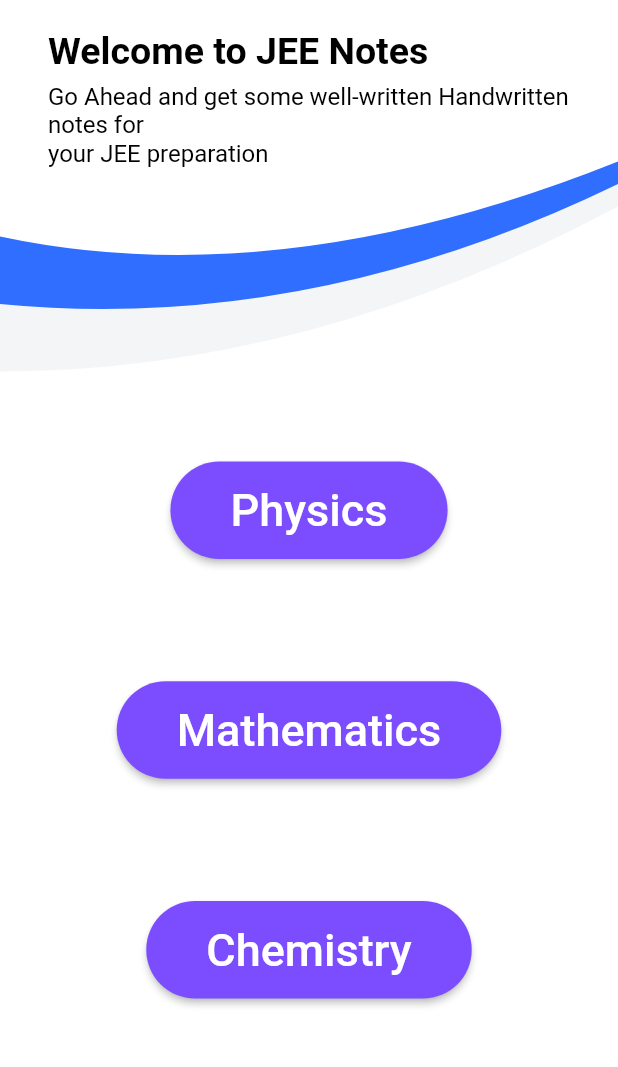
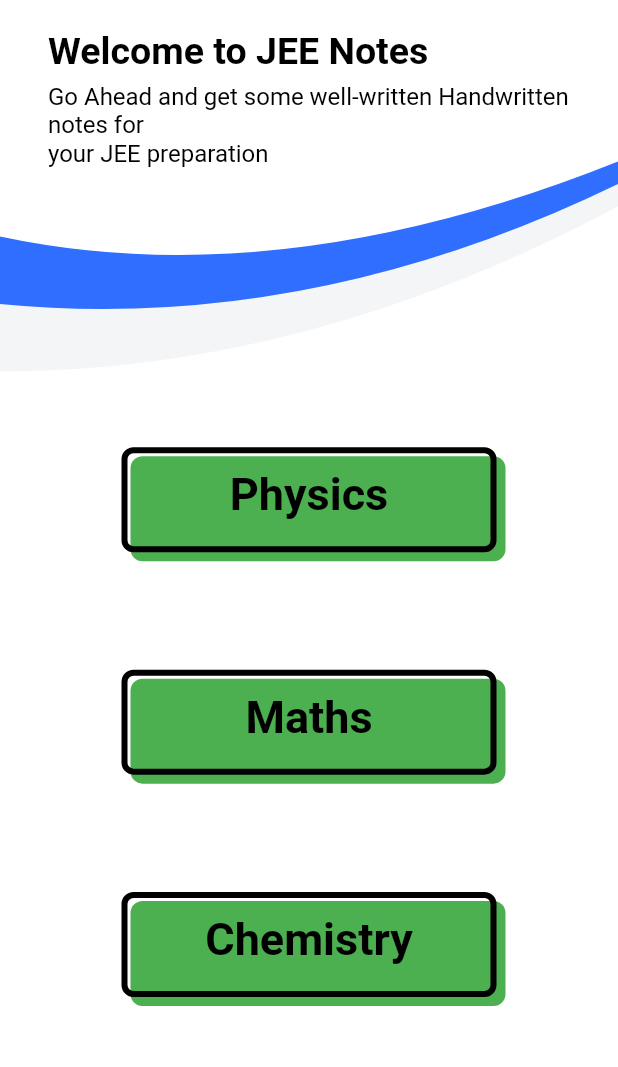
Before and after one commit to NKumar141/Flutter-MaxeffApp, a Flutter app: the screen it shows after launch, on a phone screen of 412 x 824 dp, the part 161-1228 px from its top. Run offline on Flutter 3.47's test engine with Material 2 defaults, Android fonts, the light colour scheme and no system bars; our stand-ins replace font_awesome_flutter.

Commit message:
latest version

```diff
--- a/lib/info.dart
+++ b/lib/info.dart
@@ -1,4 +1,5 @@
 import 'package:flutter/material.dart';
+import 'package:font_awesome_flutter/font_awesome_flutter.dart';
 
 class InfoCard extends StatelessWidget {
   // the values we need
@@ -18,9 +19,10 @@ class InfoCard extends StatelessWidget {
         color: Colors.white,
         margin: EdgeInsets.symmetric(vertical: 10, horizontal: 25),
         child: ListTile(
-          leading: Icon(
+          leading: FaIcon(
             icon,
             color: Colors.teal,
+            size: 30,
           ),
           title: Text(
             text,
--- a/lib/screens/login/login.dart
+++ b/lib/screens/login/login.dart
@@ -1,6 +1,6 @@
 import 'package:flutter/material.dart';
 import 'package:maxeffproject/screens/login/widgets/fade_slide_transition.dart';
-
+import 'subject.dart';
 import '../../chemistrypage.dart';
 import '../../constants.dart';
 import '../../mathspage.dart';
@@ -165,92 +165,95 @@ class _LoginState extends State<Login> with SingleTickerProviderStateMixin {
                   SizedBox(
                     height: 90,
                   ),
-                  FadeSlideTransition(
-                    animation: _headerTextAnimation,
-                    additionalOffset: 15,
-                    child: Container(
-                      margin: EdgeInsets.all(19),
-                      child: Column(
-                        mainAxisAlignment: MainAxisAlignment.spaceEvenly,
-                        children: [
-                          ElevatedButton(
-                            style: ElevatedButton.styleFrom(
-                              padding: EdgeInsets.symmetric(
-                                  horizontal: 40.0, vertical: 15.0),
-                              primary: Colors.deepPurpleAccent,
-                              shape: StadiumBorder(),
-                            ),
-                            child: Text(
-                              'Physics',
-                              style: TextStyle(fontSize: 30.0),
-                            ),
-                            onPressed: () {
-                              Navigator.push(
-                                context,
-                                MaterialPageRoute(
-                                    builder: (context) => Physicspage()),
-                              );
-                            },
-                          ),
-                        ],
-                      ),
-                    ),
-                  ),
+                  Subject(sub: "Physics", where: Physicspage()),
+                  Subject(sub: "Maths", where: Mathspage()),
+                  Subject(sub: "Chemistry", where: Chemistrypage()),
+                  // Container(
+                  //   height: 50.0,
+                  //   margin: EdgeInsets.all(10),
+                  //   child: ElevatedButton(
+                  //     onPressed: () {},
+                  //     style: ElevatedButton.styleFrom(
+                  //       shape: RoundedRectangleBorder(
+                  //           borderRadius: BorderRadius.circular(80.0)),
+                  //       padding: EdgeInsets.all(0.0),
+                  //     ),
+                  //     child: Ink(
+                  //       decoration: BoxDecoration(
+                  //           gradient: LinearGradient(
+                  //             colors: [Color(0xff374ABE), Color(0xff64B6FF)],
+                  //             begin: Alignment.centerLeft,
+                  //             end: Alignment.centerRight,
+                  //           ),
+                  //           borderRadius: BorderRadius.circular(30.0)),
+                  //       child: Container(
+                  //         constraints:
+                  //             BoxConstraints(maxWidth: 250.0, minHeight: 50.0),
+                  //         alignment: Alignment.center,
+                  //         child: Text(
+                  //           "Gradient Button",
+                  //           textAlign: TextAlign.center,
+                  //           style: TextStyle(color: Colors.white, fontSize: 15),
+                  //         ),
+                  //       ),
+                  //     ),
+                  //   ),
+                  // ),
 
-                  FadeSlideTransition(
-                    animation: _headerTextAnimation,
-                    additionalOffset: 15,
-                    child: Container(
-                      margin: EdgeInsets.all(19),
-                      child: ElevatedButton(
-                        style: ElevatedButton.styleFrom(
-                          padding: EdgeInsets.symmetric(
-                              horizontal: 40.0, vertical: 15.0),
-                          primary: Colors.deepPurpleAccent,
-                          shape: StadiumBorder(),
-                        ),
-                        child: Text(
-                          'Mathematics',
-                          style: TextStyle(fontSize: 30.0),
-                        ),
-                        // color: Colors.blueAccent,
-                        // textColor: Colors.white,
-                        onPressed: () {
-                          Navigator.push(
-                              context,
-                              MaterialPageRoute(
-                                  builder: (context) => Mathspage()));
-                        },
-                      ),
-                    ),
-                  ),
-                  FadeSlideTransition(
-                    animation: _headerTextAnimation,
-                    additionalOffset: 15,
-                    child: Container(
-                      margin: EdgeInsets.all(19),
-                      child: ElevatedButton(
-                        style: ElevatedButton.styleFrom(
-                          padding: EdgeInsets.symmetric(
-                              horizontal: 40.0, vertical: 15.0),
-                          primary: Colors.deepPurpleAccent,
-                          shape: StadiumBorder(),
-                        ),
-                        child: Text(
-                          'Chemistry',
-                          style: TextStyle(fontSize: 30.0),
-                        ),
-                        // color: Colors.blueAccent,
-                        // textColor: Colors.white,
-                        onPressed: () {
-                          Navigator.push(
-                              context,
-                              MaterialPageRoute(
-                                  builder: (context) => Chemistrypage()));
-                        },
-                      ),
-                    ),
-                  ),
+                  // FadeSlideTransition(
+                  //   animation: _headerTextAnimation,
+                  //   additionalOffset: 15,
+                  //   child: Container(
+                  //     margin: EdgeInsets.all(19),
+                  //     child: ElevatedButton(
+                  //       style: ElevatedButton.styleFrom(
+                  //         padding: EdgeInsets.symmetric(
+                  //             horizontal: 40.0, vertical: 15.0),
+                  //         primary: Colors.deepPurpleAccent,
+                  //         //shape: StadiumBorder(),
+                  //       ),
+                  //       child: Text(
+                  //         'Mathematics',
+                  //         style: TextStyle(fontSize: 30.0),
+                  //       ),
+                  //       // color: Colors.blueAccent,
+                  //       // textColor: Colors.white,
+                  //       onPressed: () {
+                  //         Navigator.push(
+                  //             context,
+                  //             MaterialPageRoute(
+                  //                 builder: (context) => Mathspage()));
+                  //       },
+                  //     ),
+                  //   ),
+                  // ),
+                  // FadeSlideTransition(
+                  //   animation: _headerTextAnimation,
+                  //   additionalOffset: 15,
+                  //   child: Container(
+                  //     margin: EdgeInsets.all(19),
+                  //     child: ElevatedButton(
+                  //       style: ElevatedButton.styleFrom(
+                  //         padding: EdgeInsets.symmetric(
+                  //             horizontal: 40.0, vertical: 15.0),
+                  //         primary: Colors.deepPurpleAccent,
+                  //         // shape: StadiumBorder(),
+                  //       ),
+                  //       child: Text(
+                  //         'Chemistry',
+                  //         style: TextStyle(fontSize: 30.0),
+                  //       ),
+                  //       // color: Colors.blueAccent,
+                  //       // textColor: Colors.white,
+                  //       onPressed: () {
+                  //         Navigator.push(
+                  //             context,
+                  //             MaterialPageRoute(
+                  //                 builder: (context) => Chemistrypage()));
+                  //       },
+                  //     ),
+                  //   ),
+                  // ),
                 ],
               ),
             ),
--- /dev/null
+++ b/lib/screens/login/subject.dart
@@ -0,0 +1,55 @@
+import 'package:flutter/material.dart';
+import 'package:maxeffproject/screens/login/widgets/fade_slide_transition.dart';
+
+import '../../chemistrypage.dart';
+import '../../constants.dart';
+import '../../mathspage.dart';
+import '../../physicspage.dart';
+import 'widgets/custom_clippers/index.dart';
+import 'widgets/header.dart';
+import 'widgets/login_form.dart';
+
+class Subject extends StatelessWidget {
+  final String sub;
+  final Widget where;
+
+  const Subject({
+    required this.sub,
+    required this.where,
+  });
+
+  @override
+  Widget build(BuildContext context) {
+    return InkWell(
+      child: Container(
+        //color: Colors.deepPurpleAccent,
+        height: 70,
+        width: 250,
+        padding: EdgeInsets.all(10),
+        margin: EdgeInsets.all(20),
+        decoration: BoxDecoration(
+          border: Border.all(color: Colors.black, width: 4),
+          borderRadius: BorderRadius.circular(8),
+          boxShadow: [
+            new BoxShadow(
+              color: Colors.green,
+              offset: new Offset(6.0, 6.0),
+            ),
+          ],
+        ),
+        child: Text(
+          sub,
+          textAlign: TextAlign.center,
+          style: TextStyle(
+              fontSize: 30.0, color: Colors.black, fontWeight: FontWeight.w600),
+        ),
+      ),
+      onTap: () {
+        Navigator.push(
+          context,
+          MaterialPageRoute(builder: (context) => where),
+        );
+      },
+    );
+  }
+}
--- a/pubspec.yaml
+++ b/pubspec.yaml
@@ -37,6 +37,7 @@ dependencies:
   cupertino_icons: ^1.0.2
   url_launcher: ^6.1.6
   getwidget: ^2.0.4
+  font_awesome_flutter: ^10.3.0
 
 dev_dependencies:
   flutter_launcher_icons: "^0.11.0"
```
Also changed, not shown: lib/aboutpage.dart (+4 -25 lines), assets/github.png (deleted), assets/gmail.png (deleted), assets/linkedin.jpg (deleted), pubspec.lock.
